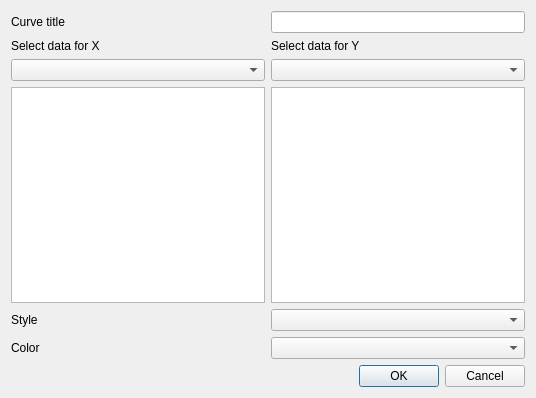
Above: aeroist/curvenew.ui from froque/AeroIST before the change. Below: the same form after it.
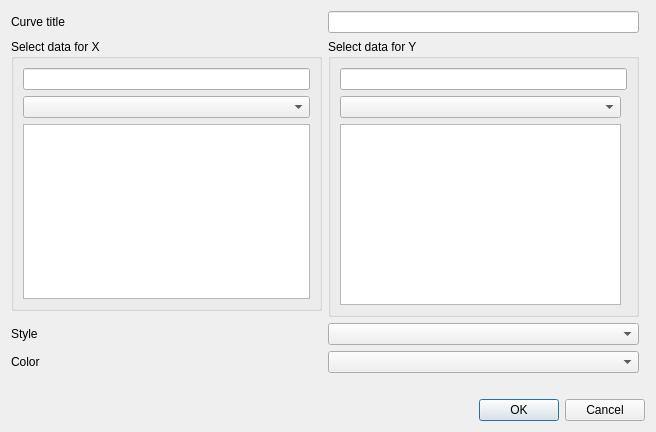
That is the form after the change.

Commit message:
changed Curvenew to accept expressions using muparser library, instead of direct measurements.
updated INSTALL and translations

```diff
--- a/aeroist/curvenew.ui
+++ b/aeroist/curvenew.ui
@@ -6,37 +6,14 @@
    <rect>
     <x>0</x>
     <y>0</y>
-    <width>536</width>
-    <height>398</height>
+    <width>656</width>
+    <height>432</height>
    </rect>
   </property>
   <property name="windowTitle">
    <string>Add new curve to plot</string>
   </property>
   <layout class="QGridLayout" name="gridLayout">
-   <item row="1" column="1">
-    <widget class="QLabel" name="label_x">
-     <property name="text">
-      <string>Select data for X</string>
-     </property>
-    </widget>
-   </item>
-   <item row="8" column="1" colspan="2">
-    <widget class="QDialogButtonBox" name="buttonBox">
-     <property name="enabled">
-      <bool>true</bool>
-     </property>
-     <property name="orientation">
-      <enum>Qt::Horizontal</enum>
-     </property>
-     <property name="standardButtons">
-      <set>QDialogButtonBox::Cancel|QDialogButtonBox::Ok</set>
-     </property>
-    </widget>
-   </item>
-   <item row="0" column="2">
-    <widget class="QLineEdit" name="lineEdit"/>
-   </item>
    <item row="0" column="1">
     <widget class="QLabel" name="label_title">
      <property name="text">
@@ -44,23 +21,43 @@
      </property>
     </widget>
    </item>
-   <item row="4" column="1">
-    <widget class="QListWidget" name="listWidget_x"/>
+   <item row="0" column="2">
+    <widget class="QLineEdit" name="lineEdit"/>
    </item>
-   <item row="2" column="1">
-    <widget class="QComboBox" name="comboBox_x"/>
+   <item row="1" column="1">
+    <widget class="QGroupBox" name="groupBox">
+     <property name="title">
+      <string>Select data for X</string>
+     </property>
+     <layout class="QGridLayout" name="gridLayout_3">
+      <item row="0" column="0">
+       <widget class="QLineEdit" name="lineEdit_x"/>
+      </item>
+      <item row="1" column="0">
+       <widget class="QComboBox" name="comboBox_x"/>
+      </item>
+      <item row="2" column="0">
+       <widget class="QListWidget" name="listWidget_x"/>
+      </item>
+     </layout>
+    </widget>
    </item>
-   <item row="2" column="2">
-    <widget class="QComboBox" name="comboBox_y"/>
-   </item>
-   <item row="4" column="2">
-    <widget class="QListWidget" name="listWidget_y"/>
-   </item>
-   <item row="1" column="2">
-    <widget class="QLabel" name="label_y">
-     <property name="text">
+   <item row="1" column="2" rowspan="2">
+    <widget class="QGroupBox" name="groupBox_2">
+     <property name="title">
       <string>Select data for Y</string>
      </property>
+     <layout class="QGridLayout" name="gridLayout_2">
+      <item row="0" column="1" colspan="2">
+       <widget class="QLineEdit" name="lineEdit_y"/>
+      </item>
+      <item row="2" column="1">
+       <widget class="QListWidget" name="listWidget_y"/>
+      </item>
+      <item row="1" column="1">
+       <widget class="QComboBox" name="comboBox_y"/>
+      </item>
+     </layout>
     </widget>
    </item>
    <item row="5" column="2">
@@ -83,6 +80,26 @@
    <item row="6" column="2">
     <widget class="QComboBox" name="comboBoxColor"/>
    </item>
+   <item row="7" column="1" colspan="2">
+    <widget class="QLabel" name="label_consts">
+     <property name="text">
+      <string/>
+     </property>
+    </widget>
+   </item>
+   <item row="9" column="1" colspan="3">
+    <widget class="QDialogButtonBox" name="buttonBox">
+     <property name="enabled">
+      <bool>true</bool>
+     </property>
+     <property name="orientation">
+      <enum>Qt::Horizontal</enum>
+     </property>
+     <property name="standardButtons">
+      <set>QDialogButtonBox::Cancel|QDialogButtonBox::Ok</set>
+     </property>
+    </widget>
+   </item>
   </layout>
  </widget>
  <tabstops>
```
Left out of the diff: 8 changed lines with no effect on the pictures. The commit also changes 6 other files.
